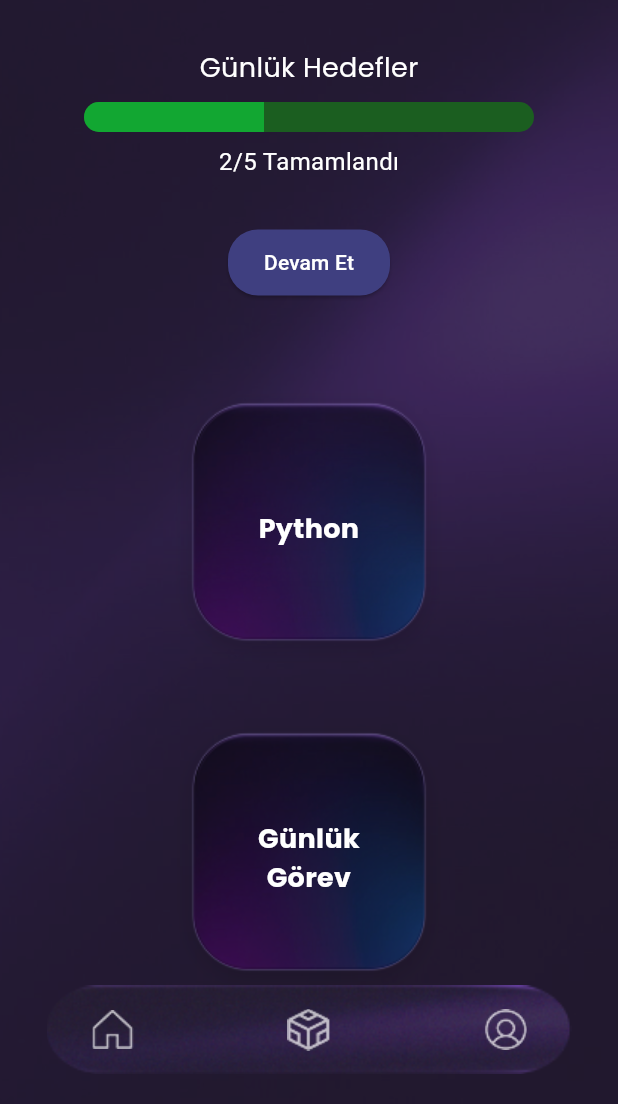
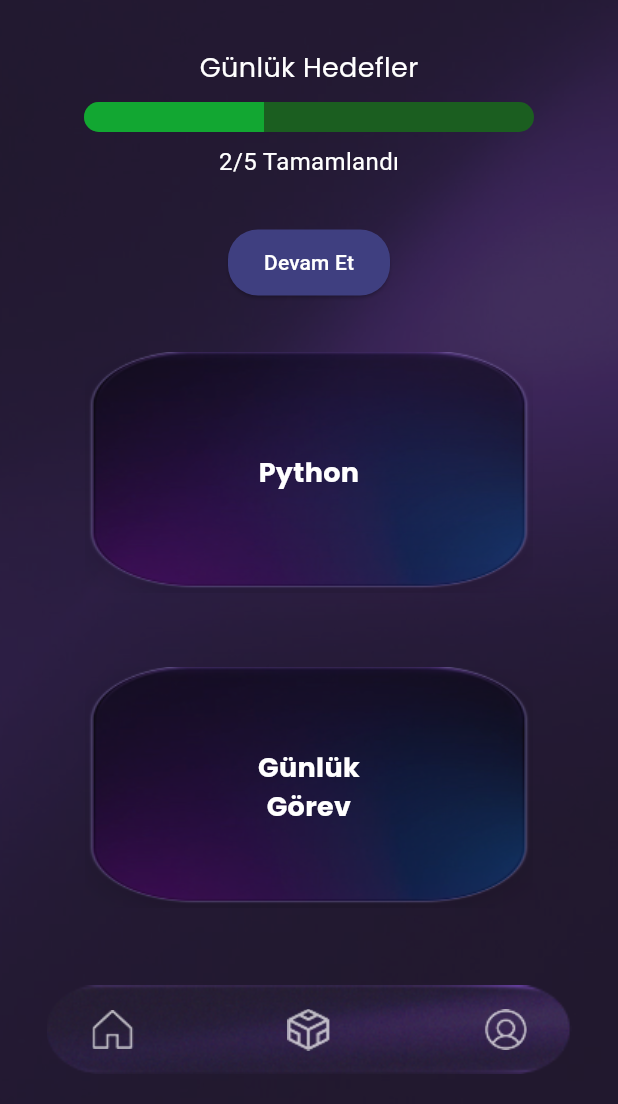
Before and after one commit to Xusroth/Grup95-Bootcamp, a Flutter app: the HomeScreen screen opened directly with empty values, on a phone screen of 412 x 824 dp, the part 132-1236 px from its top. Run offline on Flutter 3.47's test engine with Material 3 defaults, Android fonts, the phone set to English and light mode, and no system bars; our stand-ins replace shared_preferences; missing offline and left inert: gradient_slide_to_act; accounts and stored records are empty.

Commit message:
Değişiklikler ve düzenlemeler yapıldı.

```diff
--- a/lib/constants.dart
+++ b/lib/constants.dart
@@ -1,2 +1,5 @@
 //buradaki IP'yi cmd'ye "ipconfig" yazdıktan sonra IPv4 adresindeki IP ile değiştirmeniz lazım
+
 const String baseURL = "http://192.168.1.35:8080";
+
+//      python -m uvicorn main:app --host 0.0.0.0 --port 8080
--- a/lib/main.dart
+++ b/lib/main.dart
@@ -1,5 +1,4 @@
 import 'dart:convert';
-
 import 'package:android_studio/constants.dart';
 import 'package:android_studio/screens/home_screen.dart';
 import 'package:flutter/material.dart';
--- a/lib/screens/home_screen.dart
+++ b/lib/screens/home_screen.dart
@@ -19,7 +19,6 @@ class HomeScreen extends StatelessWidget {
     return Scaffold(
       body: Stack(
         children: [
-          // Arka plan
           Container(
             decoration: const BoxDecoration(
               image: DecorationImage(
@@ -28,14 +27,12 @@ class HomeScreen extends StatelessWidget {
               ),
             ),
           ),
-
-          // Sayfa içeriği
           SafeArea(
+            child: SingleChildScrollView(
               child: Padding(
                 padding: const EdgeInsets.symmetric(horizontal: 16, vertical: 10),
                 child: Column(
                   children: [
-                  // Kullanıcı barı
                     Padding(
                       padding: const EdgeInsets.symmetric(horizontal: 12.0, vertical: 8),
                       child: Stack(
@@ -73,8 +70,6 @@ class HomeScreen extends StatelessWidget {
                       ),
                     ),
                     const SizedBox(height: 24),
-
-                  // Günlük hedef progress bar
                     const Text(
                       "Günlük Hedefler",
                       style: TextStyle(
@@ -101,13 +96,9 @@ class HomeScreen extends StatelessWidget {
                       "2/5 Tamamlandı",
                       style: TextStyle(color: Colors.white, fontSize: 16),
                     ),
-                  const SizedBox(height: 32 ),
-
-                  // Devam Et Butonu
+                    const SizedBox(height: 32),
                     ElevatedButton(
-                    onPressed: () {
-
-                    },
+                      onPressed: () {},
                       style: ElevatedButton.styleFrom(
                         backgroundColor: const Color(0xFF3F3F80),
                         padding: const EdgeInsets.symmetric(horizontal: 24, vertical: 12),
@@ -117,13 +108,7 @@ class HomeScreen extends StatelessWidget {
                       ),
                       child: const Text("Devam Et", style: TextStyle(color: Colors.white)),
                     ),
-
-
-                  // Kartlar
-                  Expanded(
-                    child: Column(
-                      mainAxisAlignment: MainAxisAlignment.center,
-                      children: [
+                    const SizedBox(height: 16),
                     buildLessonCard("Python", onTap: () {
                       Navigator.push(
                         context,
@@ -132,19 +117,14 @@ class HomeScreen extends StatelessWidget {
                         )),
                       );
                     }),
-                        const SizedBox(height: 0),
-                        buildLessonCard("Günlük\nGörev", onTap: () {
-
-                        }),
-                      ],
-                    ),
-                  ),
+                    const SizedBox(height: 10),
+                    buildLessonCard("Günlük\nGörev", onTap: () {}),
+                    const SizedBox(height: 30),
                   ],
                 ),
               ),
             ),
-
-          // Alt Bar
+          ),
           Positioned(
             bottom: 20,
             left: 0,
@@ -222,7 +202,7 @@ class HomeScreen extends StatelessWidget {
       child: Stack(
         alignment: Alignment.center,
         children: [
-          Image.asset("assets/card.png", width: 220, height: 220),
+          Image.asset("assets/genis_card.png", width: 450, height: 200),
           Text(
             title,
             textAlign: TextAlign.center,
--- a/pubspec.yaml
+++ b/pubspec.yaml
@@ -107,7 +107,7 @@ flutter:
     - assets/kart2.png
     - assets/kart3.png
     - assets/graph.png
-
+    - assets/genis_card.png
 
   # An image asset can refer to one or more resolution-specific "variants", see
   # https://flutter.dev/to/resolution-aware-images
```
Also changed, not shown: lib/screens/ReportScreen1.dart (+37 -3 lines), lib/screens/profile_creation.dart (+45 -7 lines), assets/genis_card.png (added), assets/graph.png. Lines whose indentation alone changed are shown as unchanged.
